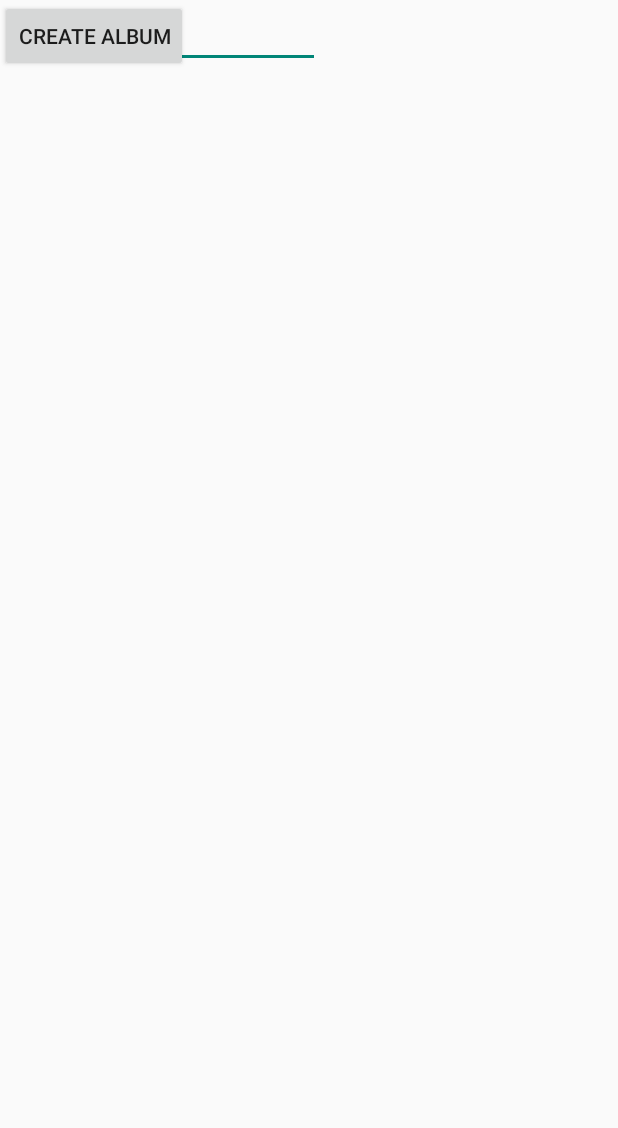
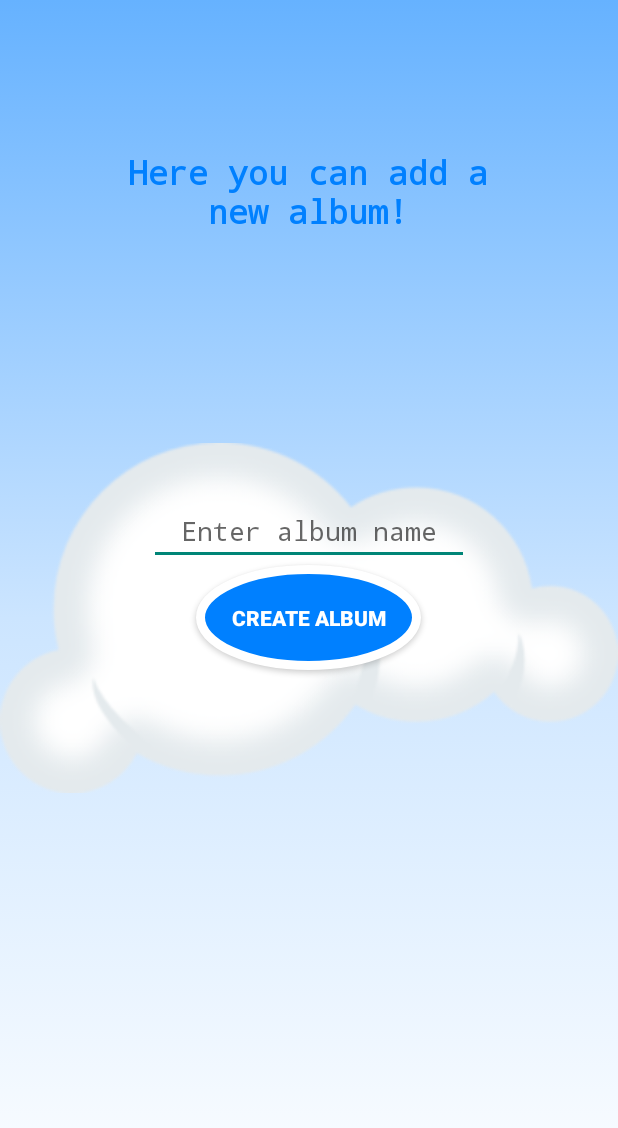
Before and after one commit to linnansved/FirebaseRegistrationLoginExam, an Android app: the addAlbum screen opened directly, with no data from a screen before it, on a phone screen of 412 x 824 dp. Shown: the top 1128 px of the screen. Run offline under Robolectric (Android 15) with nearby library versions, the phone set to English and light mode, and no system bars; our stand-ins replace Firebase (no records; nobody signed in at launch, a user with empty details on screens opened directly).

Commit message:
Bra version by Sara Hane & Mads

```diff
--- a/app/src/main/res/layout/activity_add_album.xml
+++ b/app/src/main/res/layout/activity_add_album.xml
@@ -1,11 +1,34 @@
 <?xml version="1.0" encoding="utf-8"?>
-<android.support.constraint.ConstraintLayout xmlns:android="http://schemas.android.com/apk/res/android"
+<RelativeLayout xmlns:android="http://schemas.android.com/apk/res/android"
     xmlns:app="http://schemas.android.com/apk/res-auto"
     xmlns:tools="http://schemas.android.com/tools"
     android:layout_width="match_parent"
     android:layout_height="match_parent"
-    tools:context="com.gnirt69.firebaseregistrationloginexam.addAlbum">
+    tools:context="com.gnirt69.firebaseregistrationloginexam.addAlbum"
+    android:background="@drawable/background">
 
+    <ImageView
+        android:layout_width="match_parent"
+        android:layout_height="match_parent"
+        android:src="@drawable/cloud2"
+        android:layout_centerInParent="true"
+        />
+
+    <TextView
+        android:id="@+id/info"
+        android:layout_width="250dp"
+        android:layout_height="100dp"
+        android:background="@android:color/transparent"
+        android:ems="10"
+        android:textAppearance="@style/Base.TextAppearance.AppCompat.Large"
+        android:layout_centerHorizontal="true"
+        android:layout_marginTop="100dp"
+        android:text="Here you can add a new album!"
+        android:textAlignment="center"
+        android:textColor="#0080ff"
+        android:textStyle="bold"
+        android:typeface="monospace"
+        />
     <Button
         android:id="@+id/createAlbumBtn"
         android:layout_width="wrap_content"
@@ -13,19 +36,25 @@
         android:layout_marginTop="53dp"
         android:text="Create Album"
         android:onClick="onClickCreateAlbum"
-        tools:layout_editor_absoluteX="107dp" />
-
-
-
+        tools:layout_editor_absoluteX="107dp"
+        android:background="@drawable/blue_but"
+        android:textColor="#FFFFFF"
+        android:textStyle="bold"
+        android:layout_centerInParent="true"/>
     <EditText
         android:id="@+id/albumName"
         android:layout_width="wrap_content"
         android:layout_height="wrap_content"
         android:ems="10"
-        android:hint="Albumname"
+        android:hint="Enter album name"
         android:inputType="textPersonName"
-        tools:layout_editor_absoluteX="85dp"
-        tools:layout_editor_absoluteY="105dp" />
+        android:textAlignment="center"
+        android:typeface="monospace"
+        android:textColor="#0080ff"
+        android:layout_alignBottom="@+id/createAlbumBtn"
+        android:layout_centerHorizontal="true"
+        android:layout_marginBottom="70dp" />
 
 
-</android.support.constraint.ConstraintLayout>
+
+</RelativeLayout>
--- a/app/src/main/res/layout/activity_edit_user.xml
+++ b/app/src/main/res/layout/activity_edit_user.xml
@@ -185,8 +185,6 @@
             android:textStyle="bold"
             android:layout_marginTop="16dp"
             android:text=" CHANGE NICKNAME "/>
-
-
     </LinearLayout>
 
     <ImageView
```
